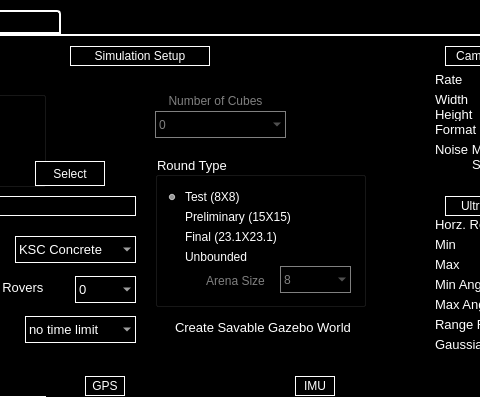
First picture: the form in src/rqt_rover_gui/src/rover_gui_plugin.ui, repository BCLab-UNM/DDSA-ROS, before the edit; both pictures show x 465 to 945 and y 0 to 397 of the 1100 by 725 pixel window.
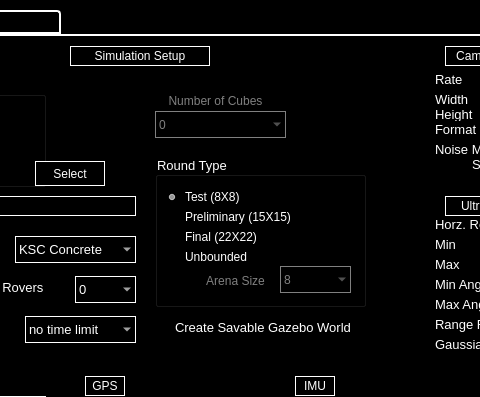
Second picture: the form after the edit. Custom widgets are drawn as their Qt base class.

Commit message: Update the GUI for swarmathon competition

What changed in the file:
```diff
--- a/src/rqt_rover_gui/src/rover_gui_plugin.ui
+++ b/src/rqt_rover_gui/src/rover_gui_plugin.ui
@@ -813,7 +813,7 @@
         <string notr="true">color: rgb(255, 255, 255);</string>
        </property>
        <property name="text">
-        <string>Final (23.1X23.1) </string>
+        <string>Final (22X22) </string>
        </property>
       </widget>
       <widget class="QRadioButton" name="unbounded_radio_button">
```
Left out of the diff: 2 changed lines with no effect on the pictures. The commit also changes 7 other files.
